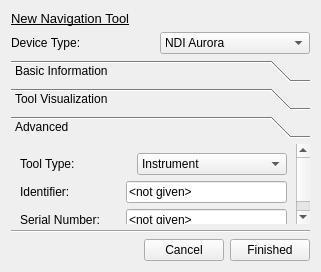
Above: Modules/IGTUI/Qmitk/QmitkNavigationToolCreationWidget.ui from MITK/MITK before the change. Below: the same form after it.
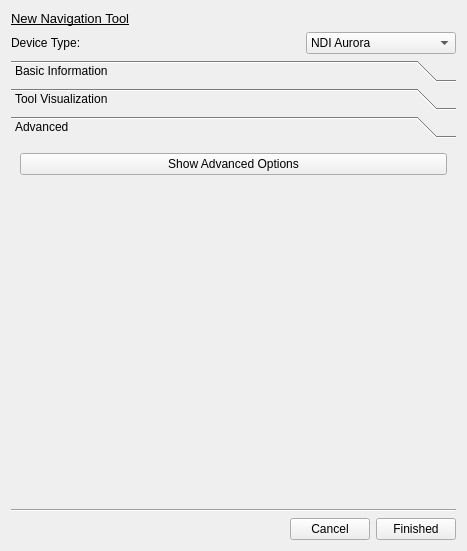
That is the form after the change. The open tabs and pages were chosen to show the change. Custom widgets are drawn as their Qt base class.

Commit message: Add widgets for manual tool tip manipulation.

Patch:
```diff
--- a/Modules/IGTUI/Qmitk/QmitkNavigationToolCreationWidget.ui
+++ b/Modules/IGTUI/Qmitk/QmitkNavigationToolCreationWidget.ui
@@ -6,8 +6,8 @@
    <rect>
     <x>0</x>
     <y>0</y>
-    <width>321</width>
-    <height>272</height>
+    <width>467</width>
+    <height>551</height>
    </rect>
   </property>
   <property name="windowTitle">
@@ -240,112 +240,29 @@
       </layout>
      </widget>
      <widget class="QWidget" name="page_3">
+      <property name="geometry">
+       <rect>
+        <x>0</x>
+        <y>0</y>
+        <width>445</width>
+        <height>330</height>
+       </rect>
+      </property>
       <attribute name="label">
        <string>Advanced</string>
       </attribute>
-      <layout class="QVBoxLayout" name="verticalLayout_4">
-       <item>
-        <layout class="QHBoxLayout" name="horizontalLayout_3">
-         <item>
-          <widget class="QLabel" name="label_7">
-           <property name="minimumSize">
-            <size>
-             <width>100</width>
-             <height>0</height>
-            </size>
-           </property>
-           <property name="text">
-            <string>Tool Type:</string>
-           </property>
-          </widget>
-         </item>
-         <item>
-          <widget class="QComboBox" name="m_ToolTypeChooser">
-           <property name="minimumSize">
-            <size>
-             <width>150</width>
-             <height>0</height>
-            </size>
-           </property>
-           <property name="maximumSize">
-            <size>
-             <width>150</width>
-             <height>16777215</height>
-            </size>
-           </property>
-           <item>
-            <property name="text">
-             <string>Instrument</string>
-            </property>
-           </item>
-           <item>
-            <property name="text">
-             <string>Fiducial</string>
-            </property>
-           </item>
-           <item>
-            <property name="text">
-             <string>Skinmarker</string>
-            </property>
-           </item>
-           <item>
-            <property name="text">
-             <string>Unkown</string>
-            </property>
-           </item>
-          </widget>
-         </item>
-        </layout>
+      <layout class="QGridLayout" name="gridLayout">
+       <item row="0" column="0">
+        <widget class="QPushButton" name="m_ShowAdvancedOptionsPB">
+         <property name="text">
+          <string>Show Advanced Options</string>
+         </property>
+         <property name="checkable">
+          <bool>true</bool>
+         </property>
+        </widget>
        </item>
-       <item>
-        <layout class="QHBoxLayout" name="horizontalLayout_4">
-         <item>
-          <widget class="QLabel" name="label_4">
-           <property name="minimumSize">
-            <size>
-             <width>100</width>
-             <height>0</height>
-            </size>
-           </property>
-           <property name="text">
-            <string>Identifier:</string>
-           </property>
-          </widget>
-         </item>
-         <item>
-          <widget class="QLineEdit" name="m_IdentifierEdit">
-           <property name="text">
-            <string>&lt;not given&gt;</string>
-           </property>
-          </widget>
-         </item>
-        </layout>
-       </item>
-       <item>
-        <layout class="QHBoxLayout" name="horizontalLayout_5">
-         <item>
-          <widget class="QLabel" name="label_5">
-           <property name="minimumSize">
-            <size>
-             <width>100</width>
-             <height>0</height>
-            </size>
-           </property>
-           <property name="text">
-            <string>Serial Number:</string>
-           </property>
-          </widget>
-         </item>
-         <item>
-          <widget class="QLineEdit" name="m_SerialNumberEdit">
-           <property name="text">
-            <string>&lt;not given&gt;</string>
-           </property>
-          </widget>
-         </item>
-        </layout>
-       </item>
-       <item>
+       <item row="1" column="0">
         <spacer name="verticalSpacer">
          <property name="orientation">
           <enum>Qt::Vertical</enum>
@@ -353,7 +270,7 @@
          <property name="sizeHint" stdset="0">
           <size>
            <width>20</width>
-           <height>7</height>
+           <height>40</height>
           </size>
          </property>
         </spacer>
```
Left out of the diff: 13 changed lines with no effect on the pictures. The commit also changes 9 other files.
